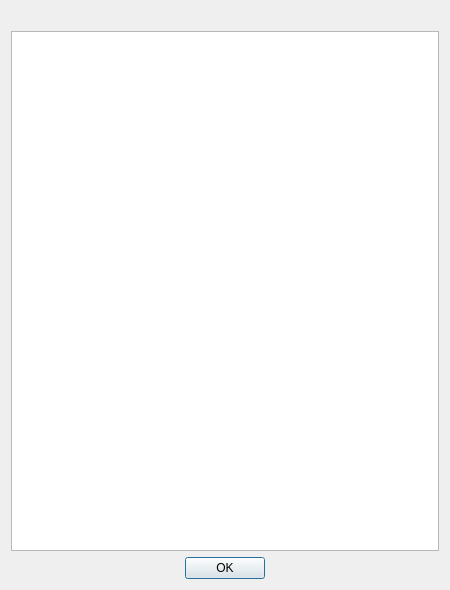
Old version of the form src/aboutdialog.ui in the repository rock-hopper/shuriken.
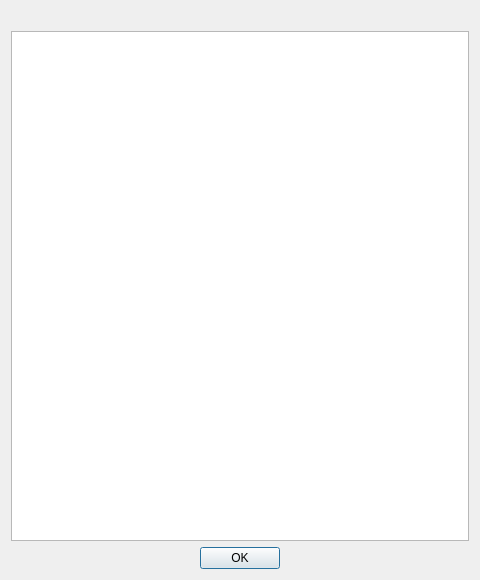
New version of the form. Icons and pictures are not drawn.

Commit message: update help doc and widen about dialog

The edit to the form file:
```diff
--- a/src/aboutdialog.ui
+++ b/src/aboutdialog.ui
@@ -6,8 +6,8 @@
    <rect>
     <x>0</x>
     <y>0</y>
-    <width>450</width>
-    <height>590</height>
+    <width>480</width>
+    <height>580</height>
    </rect>
   </property>
   <property name="windowTitle">
```
The commit also changes 1 other file.
